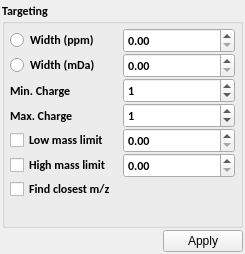
First picture: the form in src/libs/adwidgets/targetingform.ui, repository qtplatz/qtplatz, before the edit.
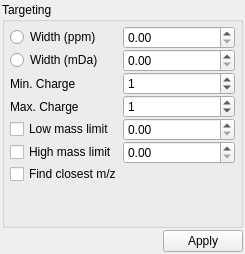
Second picture: the form after the edit.

```diff
--- a/src/libs/adwidgets/targetingform.ui
+++ b/src/libs/adwidgets/targetingform.ui
@@ -33,13 +33,6 @@
     <layout class="QVBoxLayout" name="verticalLayout">
      <item>
       <widget class="QGroupBox" name="groupBox">
-       <property name="font">
-        <font>
-         <family>Calibri</family>
-         <weight>75</weight>
-         <bold>true</bold>
-        </font>
-       </property>
        <property name="title">
         <string>Targeting</string>
        </property>
```
Lines whose indentation alone changed are shown as unchanged.
